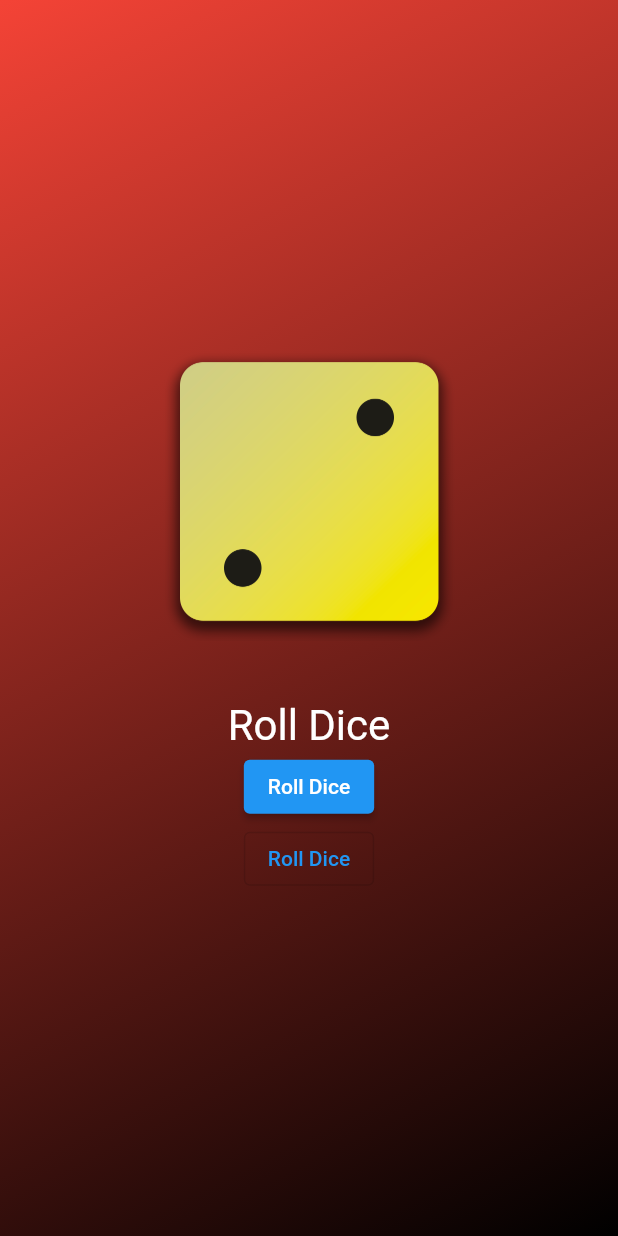
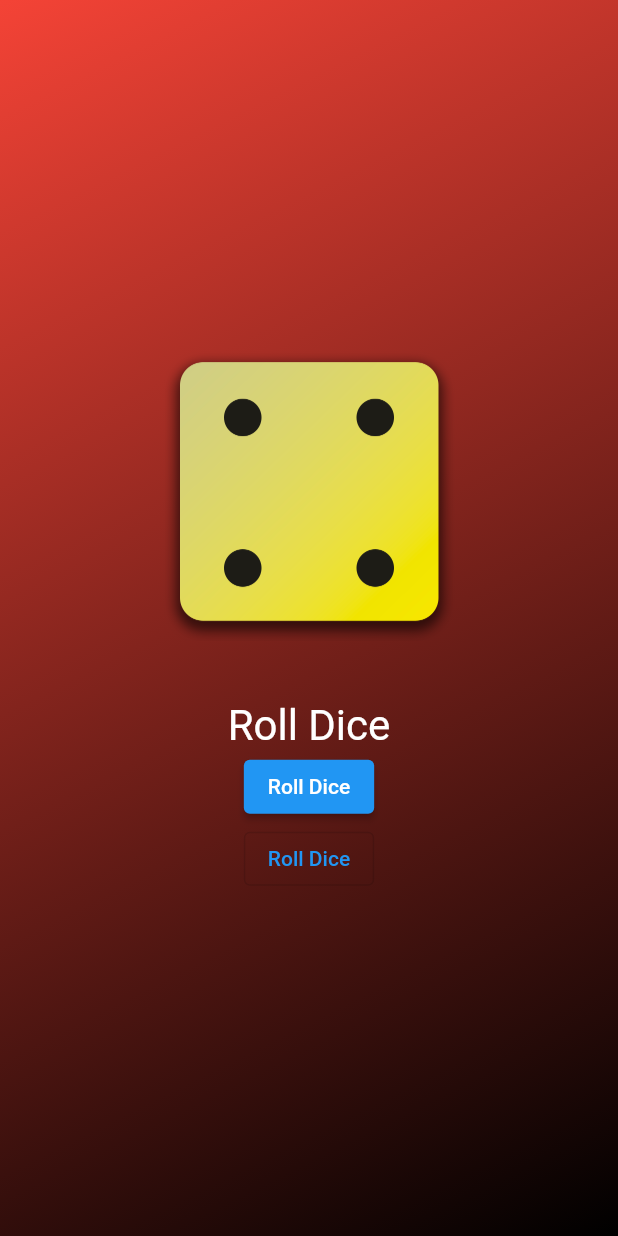
Before and after one commit to kodesh87/flutter_dart_the_complete_guide_2023_edition, a Flutter app: the screen it shows after launch, after a tap on "Roll Dice", on a phone screen of 412 x 824 dp. Run offline on Flutter 3.47's test engine with Material 2 defaults, Android fonts, the phone set to English and light mode, and no system bars.

Commit message:
Lesson #48

```diff
--- /dev/null
+++ b/first_app/lib/dice_roller.dart
@@ -0,0 +1,56 @@
+import 'package:flutter/material.dart';
+
+class DiceRoller extends StatefulWidget {
+  const DiceRoller({super.key});
+
+  @override
+  State<DiceRoller> createState() {
+    return _DiceRollerState();
+  }
+}
+
+class _DiceRollerState extends State<DiceRoller> {
+  var activeDiceImage = "assets/images/dice/dice-2.png";
+
+  void rollDice() {
+    setState(() {
+      activeDiceImage = "assets/images/dice/dice-4.png";
+      print("rollDice");
+    });
+  }
+
+  @override
+  Widget build(BuildContext context) {
+    return Column(
+      mainAxisSize: MainAxisSize.min,
+      children: [
+        Image.asset(
+          activeDiceImage,
+          width: 200,
+        ),
+        const SizedBox(
+          height: 20,
+        ),
+        TextButton(
+          onPressed: rollDice,
+          style: TextButton.styleFrom(
+            padding: const EdgeInsets.only(top: 20),
+            foregroundColor: Colors.white,
+            textStyle: const TextStyle(
+              fontSize: 28,
+            ),
+          ),
+          child: const Text("Roll Dice"),
+        ),
+        ElevatedButton(
+          onPressed: () {},
+          child: const Text("Roll Dice"),
+        ),
+        OutlinedButton(
+          onPressed: () {},
+          child: const Text("Roll Dice"),
+        )
+      ],
+    );
+  }
+}
--- a/first_app/lib/gradient_container.dart
+++ b/first_app/lib/gradient_container.dart
@@ -1,11 +1,8 @@
+import 'package:first_app/dice_roller.dart';
 import 'package:flutter/material.dart';
 
 const startAlignment = Alignment.topLeft;
 const endAlignment = Alignment.bottomRight;
-
-void rollDice() {
-  // hello
-}
 
 class GradientContainer extends StatelessWidget {
   const GradientContainer({super.key, required this.gradientColors});
@@ -23,38 +20,8 @@ class GradientContainer extends StatelessWidget {
           end: endAlignment,
         ),
       ),
-      child: Center(
-        child: Column(
-          mainAxisSize: MainAxisSize.min,
-          children: [
-            Image.asset(
-              "assets/images/dice/dice-2.png",
-              width: 200,
-            ),
-            SizedBox(
-              height: 20,
-            ),
-            TextButton(
-              onPressed: rollDice,
-              style: TextButton.styleFrom(
-                padding: const EdgeInsets.only(top: 20),
-                foregroundColor: Colors.white,
-                textStyle: const TextStyle(
-                  fontSize: 28,
-                ),
-              ),
-              child: const Text("Roll Dice"),
-            ),
-            ElevatedButton(
-              onPressed: () {},
-              child: const Text("Roll Dice"),
-            ),
-            OutlinedButton(
-              onPressed: () {},
-              child: const Text("Roll Dice"),
-            )
-          ],
-        ),
+      child: const Center(
+        child: DiceRoller(),
       ),
       // child: Image.asset("name"),
     );
--- a/first_app/lib/main.dart
+++ b/first_app/lib/main.dart
@@ -3,7 +3,7 @@ import 'package:first_app/gradient_container.dart';
 
 void main() {
   runApp(
-    const MaterialApp(
+    MaterialApp(
       home: Scaffold(
         // backgroundColor: Color.fromARGB(255, 134, 176, 136),
         body: GradientContainer.redToBlack(),
```
